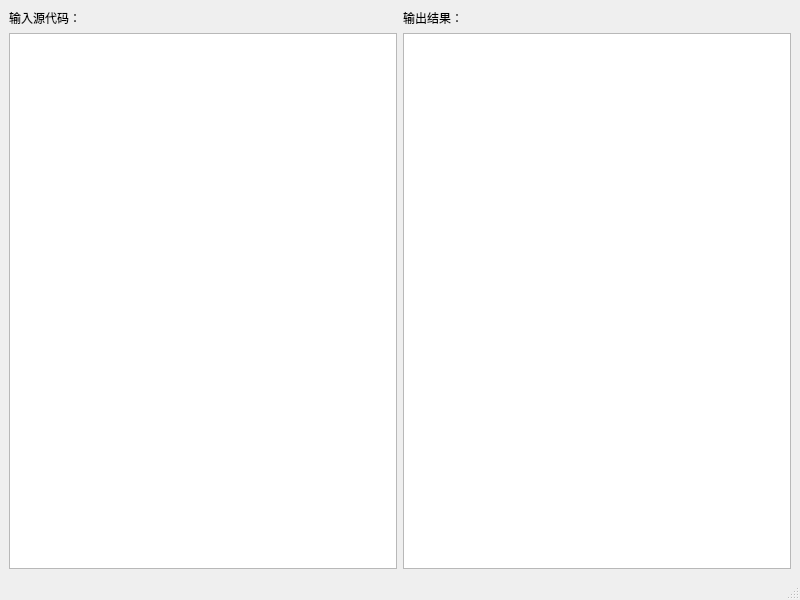
Before: the Qt Designer form mainwindow.ui in liukanshan1/DeleteNotes, drawn with Qt 5.
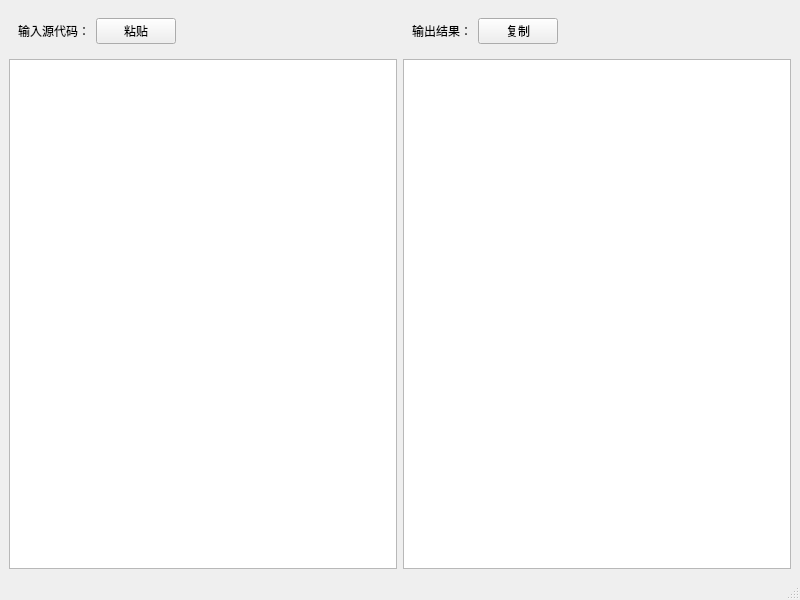
After: the same form once the commit is applied.

Patch:
```diff
--- a/mainwindow.ui
+++ b/mainwindow.ui
@@ -16,17 +16,69 @@
   <widget class="QWidget" name="centralwidget">
    <layout class="QGridLayout" name="gridLayout">
     <item row="0" column="0">
+     <widget class="QWidget" name="widget" native="true">
+      <layout class="QHBoxLayout" name="horizontalLayout_2">
+       <item>
      <widget class="QLabel" name="label">
       <property name="text">
        <string>输入源代码：</string>
       </property>
      </widget>
     </item>
+       <item>
+        <widget class="QPushButton" name="pasteBtn">
+         <property name="text">
+          <string>粘贴</string>
+         </property>
+        </widget>
+       </item>
+       <item>
+        <spacer name="horizontalSpacer">
+         <property name="orientation">
+          <enum>Qt::Horizontal</enum>
+         </property>
+         <property name="sizeHint" stdset="0">
+          <size>
+           <width>40</width>
+           <height>20</height>
+          </size>
+         </property>
+        </spacer>
+       </item>
+      </layout>
+     </widget>
+    </item>
     <item row="0" column="1">
+     <widget class="QWidget" name="widget_2" native="true">
+      <layout class="QHBoxLayout" name="horizontalLayout">
+       <item>
      <widget class="QLabel" name="label_2">
       <property name="text">
        <string>输出结果：</string>
       </property>
+        </widget>
+       </item>
+       <item>
+        <widget class="QPushButton" name="copyBtn">
+         <property name="text">
+          <string>复制</string>
+         </property>
+        </widget>
+       </item>
+       <item>
+        <spacer name="horizontalSpacer_2">
+         <property name="orientation">
+          <enum>Qt::Horizontal</enum>
+         </property>
+         <property name="sizeHint" stdset="0">
+          <size>
+           <width>40</width>
+           <height>20</height>
+          </size>
+         </property>
+        </spacer>
+       </item>
+      </layout>
      </widget>
     </item>
     <item row="1" column="0">
```
Left out of the diff: 2 changed lines with no effect on the pictures. Lines whose indentation alone changed are shown as unchanged.
